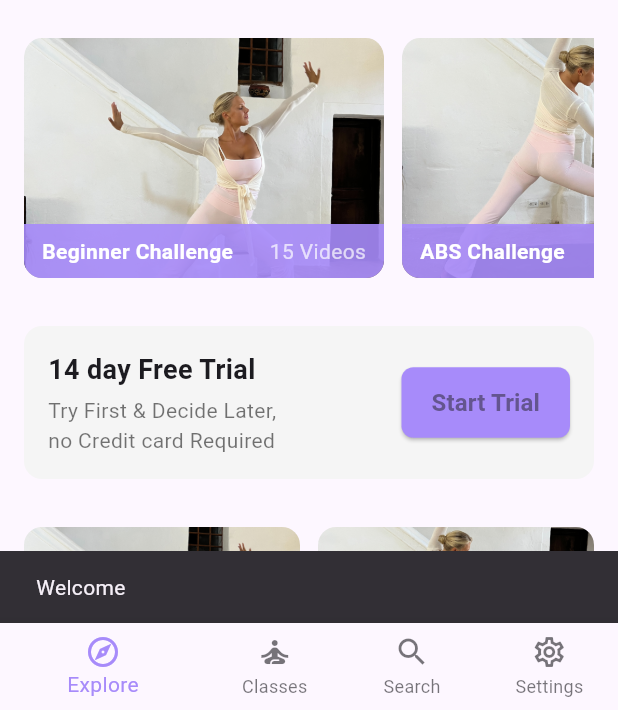
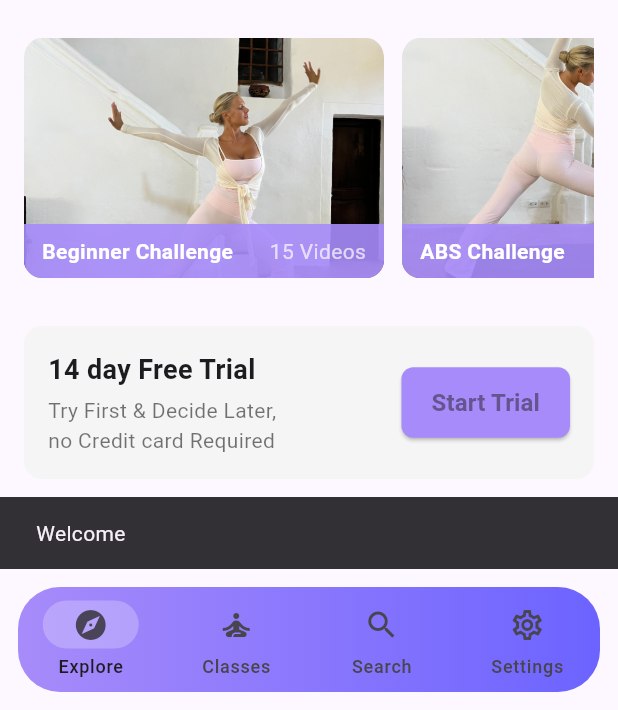
Before and after one commit to Vivek5kwt/saara, a Flutter app: the screen it shows once a user with an empty profile is signed in, on a phone screen of 412 x 824 dp, the part 526-1236 px from its top. Run offline on Flutter 3.47's test engine with Material 3 defaults, Android fonts, the phone set to English and light mode, and no system bars; drawn by our look-alikes of video_player; our stand-ins replace bloc, equatable, firebase_auth, firebase_core, flutter_bloc, go_router and 1 more; missing offline and left inert: flutter_facebook_auth; accounts and stored records are empty; network calls fail.

Commit message:
feat: redesign bottom navigation bar

```diff
--- a/lib/features/home/view/home_page.dart
+++ b/lib/features/home/view/home_page.dart
@@ -120,24 +120,56 @@ class _HomePageState extends State<HomePage> {
                 ],
               ),
         body: IndexedStack(index: _currentIndex, children: pages),
-        bottomNavigationBar: BottomNavigationBar(
-          currentIndex: _currentIndex,
-          selectedItemColor: primaryPurple,
-          unselectedItemColor:
-              Theme.of(context).colorScheme.onSurface.withOpacity(0.6),
-          showUnselectedLabels: true,
-          onTap: (i) => setState(() => _currentIndex = i),
-          items: const [
-            BottomNavigationBarItem(
-                icon: Icon(Icons.explore_outlined), label: 'Explore'),
-            BottomNavigationBarItem(
-                icon: Icon(Icons.self_improvement_outlined),
-                label: 'Classes'),
-            BottomNavigationBarItem(
-                icon: Icon(Icons.search_outlined), label: 'Search'),
-            BottomNavigationBarItem(
-                icon: Icon(Icons.settings_outlined), label: 'Settings'),
-          ],
+        bottomNavigationBar: Padding(
+          padding: const EdgeInsets.all(12),
+          child: ClipRRect(
+            borderRadius: BorderRadius.circular(28),
+            child: Container(
+              decoration: BoxDecoration(
+                gradient: const LinearGradient(
+                  colors: [primaryPurple, Color(0xFF6C63FF)],
+                ),
+                boxShadow: [
+                  BoxShadow(
+                    color: Colors.black.withOpacity(0.1),
+                    blurRadius: 20,
+                    offset: const Offset(0, -2),
+                  ),
+                ],
+              ),
+              child: NavigationBar(
+                backgroundColor: Colors.transparent,
+                height: 70,
+                elevation: 0,
+                indicatorShape: const StadiumBorder(),
+                indicatorColor: Colors.white24,
+                selectedIndex: _currentIndex,
+                onDestinationSelected: (i) => setState(() => _currentIndex = i),
+                destinations: const [
+                  NavigationDestination(
+                    icon: Icon(Icons.explore_outlined),
+                    selectedIcon: Icon(Icons.explore),
+                    label: 'Explore',
+                  ),
+                  NavigationDestination(
+                    icon: Icon(Icons.self_improvement_outlined),
+                    selectedIcon: Icon(Icons.self_improvement),
+                    label: 'Classes',
+                  ),
+                  NavigationDestination(
+                    icon: Icon(Icons.search_outlined),
+                    selectedIcon: Icon(Icons.search),
+                    label: 'Search',
+                  ),
+                  NavigationDestination(
+                    icon: Icon(Icons.settings_outlined),
+                    selectedIcon: Icon(Icons.settings),
+                    label: 'Settings',
+                  ),
+                ],
+              ),
+            ),
+          ),
         ),
       ));
   }
```
